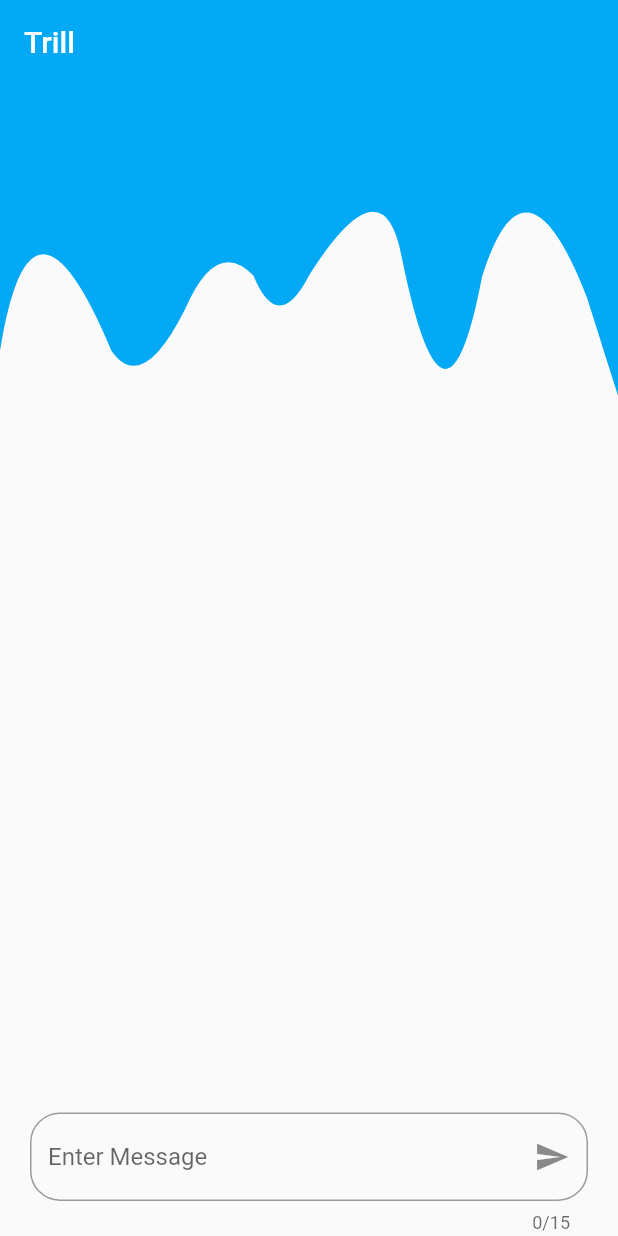
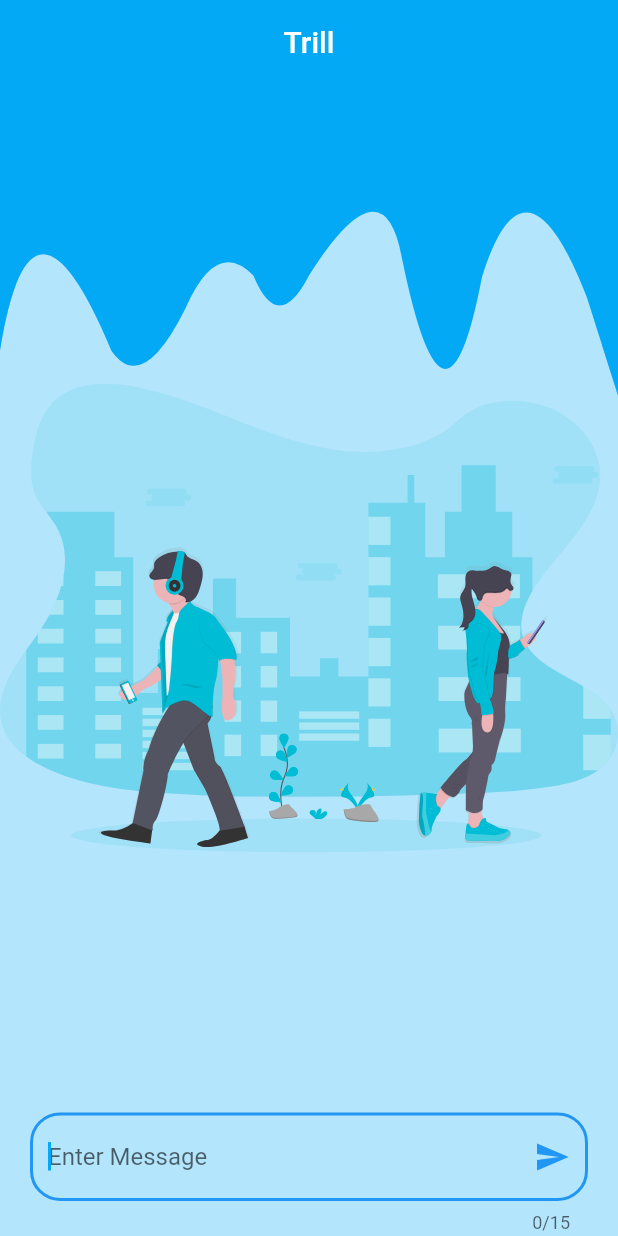
Before and after one commit to iampawan/TrillApp, a Flutter app: the screen it shows after launch, on a phone screen of 412 x 824 dp. Run offline on Flutter 3.47's test engine with Material 2 defaults, Android fonts, the light colour scheme and no system bars; our stand-ins replace flutter_svg; missing offline and left inert: chirpsdk, simple_permissions; project files that could hold a hidden picture were left out.

Commit message:
Flutter create contest done

```diff
--- a/lib/main.dart
+++ b/lib/main.dart
@@ -4,8 +4,15 @@ import 'dart:math';
 import 'dart:typed_data';
 import 'package:chirpsdk/chirpsdk.dart';
 import 'package:simple_permissions/simple_permissions.dart';
+import 'package:flutter_svg/flutter_svg.dart';
 
-main() => runApp(MaterialApp(home: HP()));
+main() => runApp(MaterialApp(
+      home: HP(),
+      debugShowCheckedModeBanner: false,
+      theme: ThemeData(
+        primaryColor: Colors.black,
+      ),
+    ));
 
 class HP extends StatefulWidget {
   HPS createState() => HPS();
@@ -31,7 +38,7 @@ class HPS extends State<HP> {
 
   initState() {
     super.initState();
-    un = "T${Random().nextInt(5)}";
+    un = "T${Random().nextInt(20)}";
     rP();
     iC();
   }
@@ -66,20 +73,36 @@ class HPS extends State<HP> {
   build(c) {
     var colors = List.from(Colors.primaries)..shuffle();
     return Scaffold(
-      body: Column(
+        body: Container(
+      color: colors[0][100],
+      child: Stack(
+        children: <Widget>[
+          SvgPicture.asset(
+            "assets/missed.svg",
+            fit: BoxFit.contain,
+            alignment: Alignment.center,
+          ),
+          Column(
             children: [
               ClipPath(
                 child: Container(
                     height: MediaQuery.of(c).size.height * 0.32,
-                child:
-                    AppBar(backgroundColor: colors[0], title: Text("Trill"))),
+                    child: AppBar(
+                        centerTitle: true,
+                        backgroundColor: colors[0],
+                        title: Text("Trill"))),
                 clipper: WC(),
               ),
               Expanded(
                 child: ListView.builder(
                   reverse: true,
                   itemBuilder: (c, i) => ListTile(
-                    title: Text(mess[i].m),
+                        title: Text(
+                          mess[i].m,
+                          style: TextStyle(
+                            fontWeight: FontWeight.bold,
+                          ),
+                        ),
                         leading: CircleAvatar(
                           backgroundColor: colors[0],
                           foregroundColor: Colors.white,
@@ -93,11 +116,13 @@ class HPS extends State<HP> {
                 height: MediaQuery.of(c).size.height * 0.1,
                 padding: EdgeInsets.symmetric(horizontal: 20),
                 child: TextField(
+                  autofocus: true,
                   controller: mC,
                   maxLength: 15,
+                  cursorColor: colors[0],
                   decoration: InputDecoration(
-                border:
-                    OutlineInputBorder(borderRadius: BorderRadius.circular(20)),
+                    border: OutlineInputBorder(
+                        borderRadius: BorderRadius.circular(20)),
                     hintText: "Enter Message",
                     suffixIcon: IconButton(
                       icon: Icon(Icons.send),
@@ -111,7 +136,9 @@ class HPS extends State<HP> {
               ),
             ],
           ),
-    );
+        ],
+      ),
+    ));
   }
 }
 
--- a/pubspec.yaml
+++ b/pubspec.yaml
@@ -15,7 +15,6 @@ environment:
 dependencies:
   flutter:
     sdk: flutter
-
   # The following adds the Cupertino Icons font to your application.
   # Use with the CupertinoIcons class for iOS style icons.
   cupertino_icons: ^0.1.2
```
Lines whose indentation alone changed are shown as unchanged.
